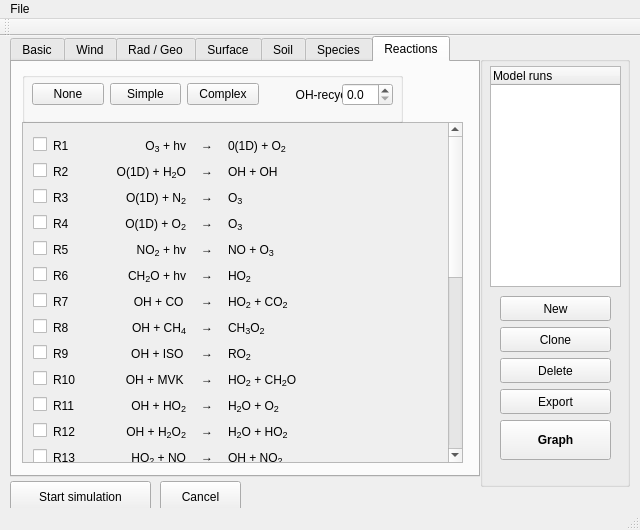
Qt form mainwindow.ui (classmodel/modelgui) before a commit.
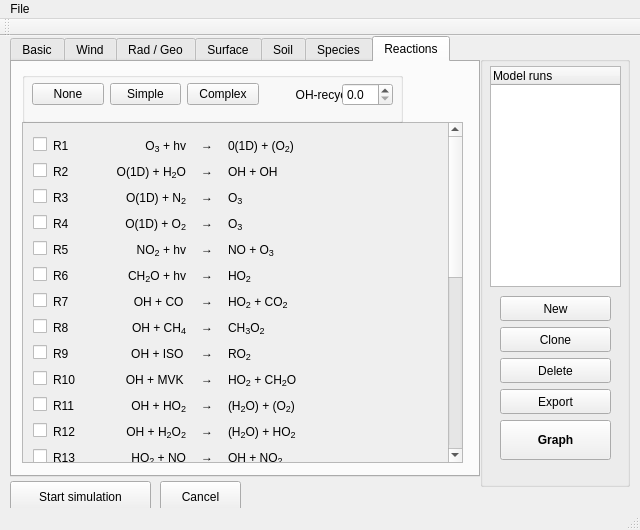
The same form after that commit. The open tabs and pages were chosen to show the change.

What changed in the file:
```diff
--- a/mainwindow.ui
+++ b/mainwindow.ui
@@ -3858,7 +3858,7 @@
        <property name="geometry">
         <rect>
          <x>0</x>
-         <y>0</y>
+         <y>-340</y>
          <width>417</width>
          <height>750</height>
         </rect>
@@ -3912,7 +3912,7 @@
             <string/>
            </property>
            <property name="text">
-            <string>&lt;html&gt;0(1D) + O&lt;span style=&quot; font-size:14px; vertical-align:sub;&quot;&gt;2&lt;/span&gt;&lt;/html&gt;</string>
+            <string>&lt;html&gt;0(1D) + (O&lt;span style=&quot; font-size:14px; vertical-align:sub;&quot;&gt;2&lt;/span&gt;)&lt;/html&gt;</string>
            </property>
            <property name="alignment">
             <set>Qt::AlignLeading|Qt::AlignLeft|Qt::AlignVCenter</set>
@@ -4455,7 +4455,7 @@
             <string/>
            </property>
            <property name="text">
-            <string>&lt;html&gt;H&lt;span style=&quot; font-size:14px; vertical-align:sub;&quot;&gt;2&lt;/span&gt;O + O&lt;span style=&quot; font-size:14px; vertical-align:sub;&quot;&gt;2&lt;/span&gt;&lt;/html&gt;</string>
+            <string>&lt;html&gt;(H&lt;span style=&quot; font-size:14px; vertical-align:sub;&quot;&gt;2&lt;/span&gt;O) + (O&lt;span style=&quot; font-size:14px; vertical-align:sub;&quot;&gt;2&lt;/span&gt;)&lt;/html&gt;</string>
            </property>
            <property name="alignment">
             <set>Qt::AlignLeading|Qt::AlignLeft|Qt::AlignVCenter</set>
@@ -4579,7 +4579,7 @@
             <string/>
            </property>
            <property name="text">
-            <string>&lt;html&gt;H&lt;span style=&quot; font-size:14px; vertical-align:sub;&quot;&gt;2&lt;/span&gt;O + HO&lt;span style=&quot; font-size:14px; vertical-align:sub;&quot;&gt;2&lt;/span&gt;&lt;/html&gt;</string>
+            <string>&lt;html&gt;(H&lt;span style=&quot; font-size:14px; vertical-align:sub;&quot;&gt;2&lt;/span&gt;O) + HO&lt;span style=&quot; font-size:14px; vertical-align:sub;&quot;&gt;2&lt;/span&gt;&lt;/html&gt;</string>
            </property>
            <property name="alignment">
             <set>Qt::AlignLeading|Qt::AlignLeft|Qt::AlignVCenter</set>
```
Left out of the diff: 4 changed lines with no effect on the pictures.
